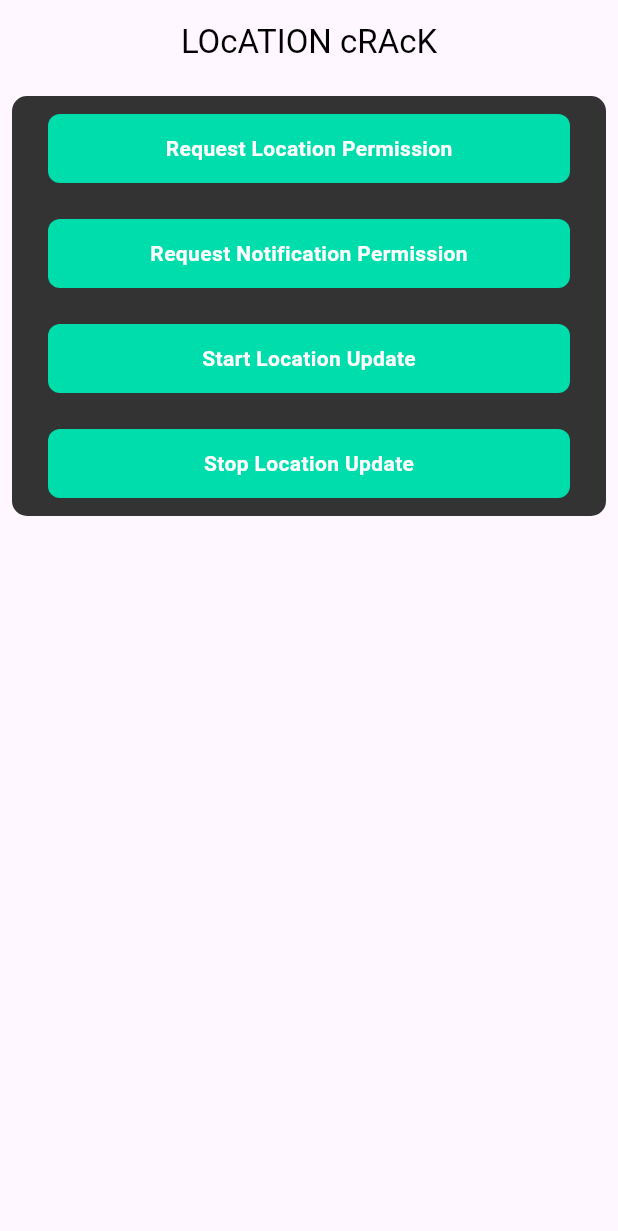
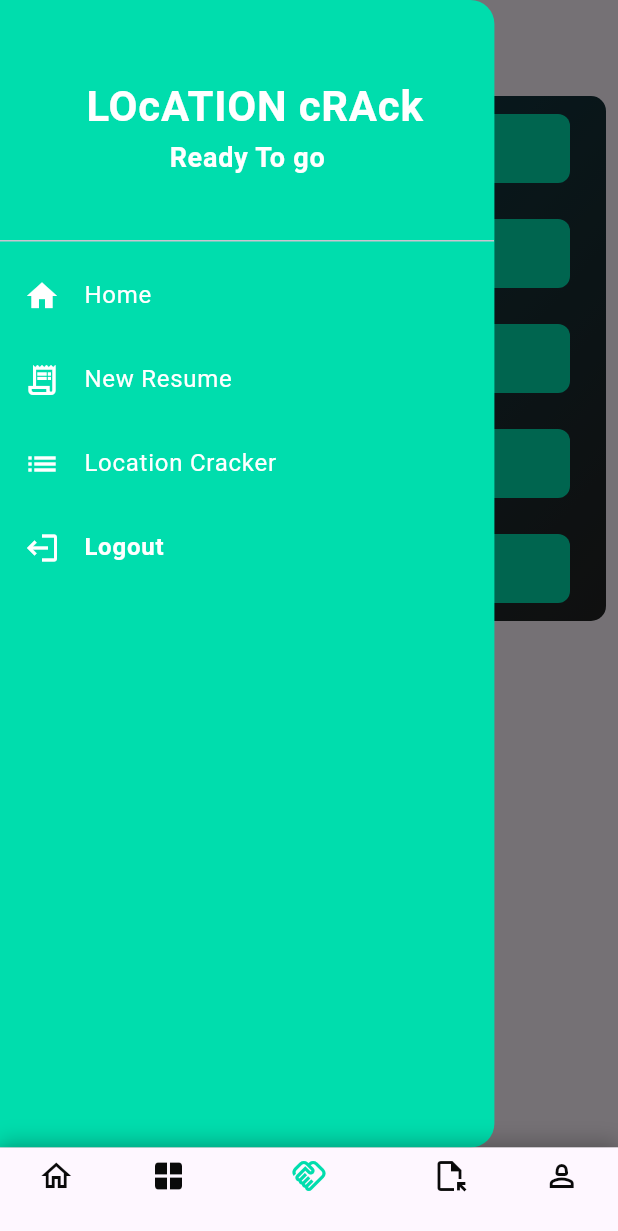
Before and after one commit to musabhira/LOCATION-CRACK, a Flutter app: the screen it shows after launch, with the side drawer open (before the commit the screen has no drawer), on a phone screen of 412 x 824 dp. Shown: the top 1231 px of the screen. Run offline on Flutter 3.47's test engine with Material 3 defaults, Android fonts, the phone set to English and light mode, and no system bars; our stand-ins replace awesome_notifications, flutter_riverpod, freezed_annotation, geolocator, riverpod_annotation, shared_preferences; generated files the repository leaves out were written again.

Commit message:
Location cracking

```diff
--- a/lib/controller/button_controller.dart
+++ b/lib/controller/button_controller.dart
@@ -136,4 +136,19 @@ List<ButtonModel> buttonList = [
       );
     },
   ),
+  ButtonModel(
+    buttonName: 'Location Cracking',
+    buttonColor: const Color.fromARGB(255, 0, 221, 173),
+    onTap: (ref, context) {
+      ref.read(locationProvider.notifier).stopLocationPolling();
+      AwesomeNotifications().createNotification(
+        content: NotificationContent(
+          id: 11,
+          channelKey: 'Location Cracking',
+          actionType: ActionType.Default,
+          title: 'LOCation Crack',
+        ),
+      );
+    },
+  ),
 ];
--- /dev/null
+++ b/lib/core/bottom_nav.dart
@@ -0,0 +1,81 @@
+import 'package:flutter/material.dart';
+import 'package:notify_location/view/home_page.dart';
+
+class BottomNaviWidet extends StatefulWidget {
+  const BottomNaviWidet({super.key});
+  static const routePath = '/';
+
+  @override
+  State<BottomNaviWidet> createState() => _BottomNaviWidetState();
+}
+
+class _BottomNaviWidetState extends State<BottomNaviWidet> {
+  int selectedIndex = 2;
+  final PageController controller = PageController(initialPage: 2);
+
+  @override
+  Widget build(BuildContext context) {
+    return Scaffold(
+      extendBody: true,
+      body: PageView(
+        controller: controller,
+        onPageChanged: (index) {
+          setState(() {
+            selectedIndex = index;
+          });
+        },
+        children: const [
+          Scaffold(),
+          Scaffold(),
+          HomePage(),
+          Scaffold(),
+          Scaffold(),
+        ],
+      ),
+      bottomNavigationBar: Container(
+        decoration: BoxDecoration(
+          boxShadow: [
+            BoxShadow(
+              color: Colors.black.withOpacity(0.2),
+              blurRadius: 10,
+              offset: const Offset(0, -5),
+            ),
+          ],
+        ),
+        child: BottomNavigationBar(
+          backgroundColor: Colors.transparent,
+          selectedItemColor: const Color.fromARGB(255, 0, 221, 173),
+          unselectedItemColor: const Color.fromARGB(255, 10, 10, 10),
+          currentIndex: selectedIndex,
+          showSelectedLabels: true,
+          showUnselectedLabels: true,
+          onTap: (index) {
+            setState(() {
+              selectedIndex = index;
+              controller.jumpToPage(index);
+            });
+          },
+          items: const [
+            BottomNavigationBarItem(
+              icon: Icon(Icons.home_outlined),
+              label: '',
+            ),
+            BottomNavigationBarItem(icon: Icon(Icons.window), label: ''),
+            BottomNavigationBarItem(
+              icon: Icon(Icons.handshake_outlined),
+              label: '',
+            ),
+            BottomNavigationBarItem(
+              icon: Icon(Icons.file_open_outlined),
+              label: '',
+            ),
+            BottomNavigationBarItem(
+              icon: Icon(Icons.person_2_outlined),
+              label: '',
+            ),
+          ],
+        ),
+      ),
+    );
+  }
+}
--- a/lib/main.dart
+++ b/lib/main.dart
@@ -1,6 +1,7 @@
 import 'package:awesome_notifications/awesome_notifications.dart';
 import 'package:flutter/material.dart';
 import 'package:flutter_riverpod/flutter_riverpod.dart';
+import 'package:notify_location/core/bottom_nav.dart';
 import 'package:notify_location/view/home_page.dart';
 
 void main() {
@@ -26,7 +27,7 @@ class MyApp extends StatelessWidget {
       scaffoldMessengerKey: scaffoldMessangerKey,
       debugShowCheckedModeBanner: false,
       // theme: ThemeData.dark(),
-      home: const HomePage(),
+      home: const BottomNaviWidet(),
     );
   }
 }
--- a/lib/view/home_page.dart
+++ b/lib/view/home_page.dart
@@ -11,12 +11,121 @@ class HomePage extends ConsumerWidget {
     return SafeArea(
       child: Scaffold(
           appBar: AppBar(
-            // backgroundColor: const Color(0xff333333),
-            title: const Center(
+            title: const Padding(
+              padding: EdgeInsets.symmetric(horizontal: 40),
               child: Text(
                 'LOcATION cRAcK',
                 style: TextStyle(color: Color.fromARGB(255, 0, 0, 0)),
               ),
+            ),
+          ),
+          drawer: Drawer(
+            backgroundColor: const Color.fromARGB(255, 0, 221, 173),
+            width: MediaQuery.of(context).size.width * 0.8,
+            child: ListView(
+              padding: EdgeInsets.zero,
+              children: [
+                const DrawerHeader(
+                  curve: Curves.easeIn,
+                  child: Column(
+                    mainAxisAlignment: MainAxisAlignment.center,
+                    children: [
+                      Row(
+                        mainAxisAlignment: MainAxisAlignment.center,
+                        children: [
+                          SizedBox(width: 10),
+                          Text(
+                            'LOcATION cRAck',
+                            style: TextStyle(
+                                fontSize: 28,
+                                fontWeight: FontWeight.bold,
+                                color: Colors.white),
+                          ),
+                        ],
+                      ),
+                      Text(
+                        'Ready To go',
+                        style: TextStyle(
+                            fontSize: 18,
+                            fontWeight: FontWeight.bold,
+                            color: Colors.white),
+                      ),
+                    ],
+                  ),
+                ),
+                ListTile(
+                  leading:
+                      const Icon(Icons.home, size: 24, color: Colors.white),
+                  title: const Text(
+                    'Home',
+                    style: TextStyle(fontSize: 16, color: Colors.white),
+                  ),
+                  onTap: () {
+                    Navigator.pop(context);
+                  },
+                ),
+                ListTile(
+                  leading: const Icon(Icons.receipt_long_outlined,
+                      size: 24, color: Colors.white),
+                  title: const Text(
+                    'New Resume',
+                    style: TextStyle(fontSize: 16, color: Colors.white),
+                  ),
+                  onTap: () {},
+                ),
+                ListTile(
+                  leading:
+                      const Icon(Icons.list, size: 24, color: Colors.white),
+                  title: const Text(
+                    'Location Cracker',
+                    style: TextStyle(fontSize: 16, color: Colors.white),
+                  ),
+                  onTap: () {},
+                ),
+                ListTile(
+                  leading: const RotationTransition(
+                    turns: AlwaysStoppedAnimation(180 / 360),
+                    child: Icon(
+                      Icons.logout,
+                      color: Colors.white,
+                      size: 24,
+                    ),
+                  ),
+                  title: const Text(
+                    'Logout',
+                    style: TextStyle(
+                      fontSize: 16,
+                      color: Colors.white,
+                      fontWeight: FontWeight.bold,
+                    ),
+                  ),
+                  onTap: () {
+                    showDialog(
+                      context: context,
+                      builder: (BuildContext context) {
+                        return AlertDialog(
+                          title: const Text('Are you sure?'),
+                          content: const Text('Would you like to logout?'),
+                          actions: [
+                            TextButton(
+                              child: const Text('Cancel'),
+                              onPressed: () {
+                                Navigator.of(context).pop();
+                              },
+                            ),
+                            TextButton(
+                              child: const Text('Logout'),
+                              onPressed: () {
+                                // Perform logout action
+                              },
+                            ),
+                          ],
+                        );
+                      },
+                    );
+                  },
+                ),
+              ],
             ),
           ),
           body: SingleChildScrollView(
@@ -27,7 +136,16 @@ class HomePage extends ConsumerWidget {
                   child: ClipRRect(
                     borderRadius: BorderRadius.circular(10),
                     child: Container(
-                      color: const Color(0xff333333),
+                      decoration: const BoxDecoration(
+                        gradient: LinearGradient(
+                          colors: [
+                            Color.fromARGB(255, 3, 66, 82),
+                            Color(0xff222222),
+                          ],
+                          begin: Alignment.topLeft,
+                          end: Alignment.bottomRight,
+                        ),
+                      ),
                       child: Column(
                         children: [
                           GridView.builder(
@@ -92,21 +210,20 @@ class HomePage extends ConsumerWidget {
                       final data = ref.watch(locationProvider).location[index];
                       return Padding(
                         padding: const EdgeInsets.symmetric(
-                            horizontal: 24, vertical: 12),
+                            horizontal: 24, vertical: 4),
                         child: Container(
-                          // height: 70,
                           width: double.infinity,
                           decoration: BoxDecoration(
                             borderRadius: BorderRadius.circular(8),
-                            color: const Color(0xFFf2f2f2),
+                            color: const Color.fromARGB(255, 0, 221, 173),
                           ),
-                          padding: const EdgeInsets.symmetric(horizontal: 16),
+                          padding: const EdgeInsets.symmetric(horizontal: 8),
                           child: Column(
                             crossAxisAlignment: CrossAxisAlignment.start,
                             mainAxisAlignment: MainAxisAlignment.center,
                             children: [
                               Text(
-                                "Request ${index + 1}",
+                                "Tracking ${index + 1}",
                                 style: const TextStyle(
                                   fontSize: 18,
                                   fontWeight: FontWeight.bold,
@@ -123,7 +240,7 @@ class HomePage extends ConsumerWidget {
                                     "Lng :${data.lon.toString()}",
                                   ),
                                   Text(
-                                    "Speed : ${data.speed.toString()}",
+                                    "Speed : ${data.speed.toStringAsFixed(0)}m",
                                   )
                                 ],
                               )
```
